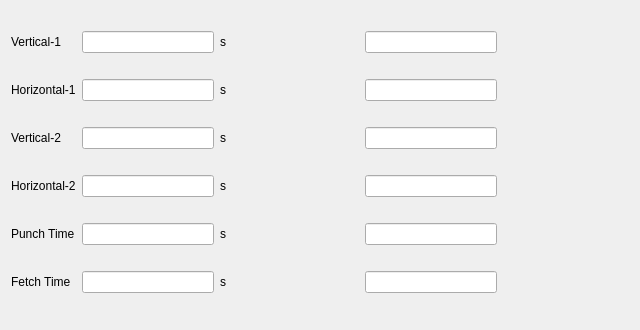
The window that hcsettings/ichctimeframe.ui (GaussCheng/2-5AxisPunch) describes before a commit, drawn with Qt 5.
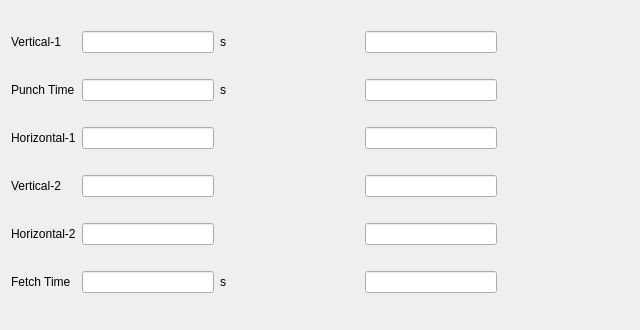
The same window after the commit. Custom widgets are drawn as their Qt base class.

The edit to the form file:
```diff
--- a/hcsettings/ichctimeframe.ui
+++ b/hcsettings/ichctimeframe.ui
@@ -20,83 +20,26 @@
    <enum>QFrame::Plain</enum>
   </property>
   <layout class="QGridLayout" name="gridLayout">
-   <item row="0" column="3">
-    <spacer name="horizontalSpacer_2">
-     <property name="orientation">
-      <enum>Qt::Horizontal</enum>
-     </property>
-     <property name="sizeHint" stdset="0">
-      <size>
-       <width>40</width>
-       <height>20</height>
-      </size>
-     </property>
-    </spacer>
-   </item>
-   <item row="3" column="2">
-    <widget class="QLabel" name="label_26">
+   <item row="0" column="2">
+    <widget class="QLabel" name="label_17">
      <property name="text">
       <string>s</string>
      </property>
     </widget>
    </item>
-   <item row="1" column="0">
-    <widget class="QLabel" name="label_2">
-     <property name="text">
-      <string>Horizontal-1</string>
-     </property>
-    </widget>
-   </item>
-   <item row="1" column="2">
-    <widget class="QLabel" name="label_18">
-     <property name="text">
-      <string>s</string>
-     </property>
-    </widget>
-   </item>
-   <item row="3" column="0">
+   <item row="4" column="0">
     <widget class="QLabel" name="label_8">
      <property name="text">
       <string>Horizontal-2</string>
      </property>
     </widget>
    </item>
-   <item row="2" column="2">
-    <widget class="QLabel" name="label_25">
-     <property name="text">
-      <string>s</string>
-     </property>
-    </widget>
-   </item>
-   <item row="0" column="5">
-    <spacer name="horizontalSpacer">
-     <property name="orientation">
-      <enum>Qt::Horizontal</enum>
-     </property>
-     <property name="sizeHint" stdset="0">
-      <size>
-       <width>40</width>
-       <height>20</height>
-      </size>
-     </property>
-    </spacer>
-   </item>
-   <item row="1" column="4">
-    <widget class="ICLineEditWithVirtualNumericKeypad" name="secondaryArmDownLineEdit"/>
+   <item row="0" column="1">
+    <widget class="ICLineEditWithVirtualNumericKeypad" name="mainArmUpEdit"/>
    </item>
    <item row="0" column="4">
     <widget class="ICLineEditWithVirtualNumericKeypad" name="secondaryArmUpLineEdit"/>
    </item>
-   <item row="2" column="0">
-    <widget class="QLabel" name="label_7">
-     <property name="text">
-      <string>Vertical-2</string>
-     </property>
-    </widget>
-   </item>
-   <item row="3" column="4">
-    <widget class="ICLineEditWithVirtualNumericKeypad" name="secondayGoBackwardLineEdit"/>
-   </item>
    <item row="0" column="0">
     <widget class="QLabel" name="label">
      <property name="text">
@@ -104,68 +47,125 @@
      </property>
     </widget>
    </item>
-   <item row="2" column="4">
-    <widget class="ICLineEditWithVirtualNumericKeypad" name="secondayGoForwardLineEdit"/>
-   </item>
-   <item row="0" column="2">
-    <widget class="QLabel" name="label_17">
-     <property name="text">
-      <string>s</string>
-     </property>
-    </widget>
-   </item>
    <item row="4" column="1">
-    <widget class="ICLineEditWithVirtualNumericKeypad" name="verticalineEdit"/>
+    <widget class="ICLineEditWithVirtualNumericKeypad" name="mainArmBackwardEdit"/>
    </item>
-   <item row="4" column="4">
-    <widget class="ICLineEditWithVirtualNumericKeypad" name="vertical2LineEdit"/>
+   <item row="4" column="2">
+    <widget class="QLabel" name="label_26">
+     <property name="text">
+      <string/>
+     </property>
+    </widget>
    </item>
-   <item row="5" column="1">
+   <item row="3" column="2">
+    <widget class="QLabel" name="label_25">
+     <property name="text">
+      <string/>
+     </property>
+    </widget>
+   </item>
+   <item row="6" column="1">
     <widget class="ICLineEditWithVirtualNumericKeypad" name="horizontal2LineEdit"/>
    </item>
-   <item row="5" column="4">
+   <item row="0" column="3">
+    <spacer name="horizontalSpacer_2">
+     <property name="orientation">
+      <enum>Qt::Horizontal</enum>
+     </property>
+     <property name="sizeHint" stdset="0">
+      <size>
+       <width>40</width>
+       <height>20</height>
+      </size>
+     </property>
+    </spacer>
+   </item>
+   <item row="0" column="5">
+    <spacer name="horizontalSpacer">
+     <property name="orientation">
+      <enum>Qt::Horizontal</enum>
+     </property>
+     <property name="sizeHint" stdset="0">
+      <size>
+       <width>40</width>
+       <height>20</height>
+      </size>
+     </property>
+    </spacer>
+   </item>
+   <item row="6" column="4">
     <widget class="ICLineEditWithVirtualNumericKeypad" name="horizontalLineEdit"/>
    </item>
-   <item row="0" column="1">
-    <widget class="ICLineEditWithVirtualNumericKeypad" name="mainArmUpEdit"/>
-   </item>
-   <item row="1" column="1">
-    <widget class="ICLineEditWithVirtualNumericKeypad" name="mainArmDownEdit"/>
-   </item>
    <item row="3" column="1">
-    <widget class="ICLineEditWithVirtualNumericKeypad" name="mainArmBackwardEdit"/>
-   </item>
-   <item row="2" column="1">
     <widget class="ICLineEditWithVirtualNumericKeypad" name="mainArmForwardEdit"/>
    </item>
-   <item row="4" column="2">
-    <widget class="QLabel" name="label_27">
+   <item row="2" column="1">
+    <widget class="ICLineEditWithVirtualNumericKeypad" name="mainArmDownEdit"/>
+   </item>
+   <item row="3" column="0">
+    <widget class="QLabel" name="label_7">
      <property name="text">
-      <string>s</string>
+      <string>Vertical-2</string>
      </property>
     </widget>
    </item>
-   <item row="4" column="0">
-    <widget class="QLabel" name="label_9">
+   <item row="2" column="0">
+    <widget class="QLabel" name="label_2">
      <property name="text">
-      <string>Punch Time</string>
+      <string>Horizontal-1</string>
      </property>
     </widget>
    </item>
-   <item row="5" column="0">
+   <item row="2" column="2">
+    <widget class="QLabel" name="label_18">
+     <property name="text">
+      <string/>
+     </property>
+    </widget>
+   </item>
+   <item row="6" column="0">
     <widget class="QLabel" name="label_10">
      <property name="text">
       <string>Fetch Time</string>
      </property>
     </widget>
    </item>
-   <item row="5" column="2">
+   <item row="6" column="2">
     <widget class="QLabel" name="label_28">
      <property name="text">
       <string>s</string>
      </property>
     </widget>
    </item>
+   <item row="1" column="0">
+    <widget class="QLabel" name="label_9">
+     <property name="text">
+      <string>Punch Time</string>
+     </property>
+    </widget>
+   </item>
+   <item row="1" column="1">
+    <widget class="ICLineEditWithVirtualNumericKeypad" name="verticalineEdit"/>
+   </item>
+   <item row="1" column="2">
+    <widget class="QLabel" name="label_27">
+     <property name="text">
+      <string>s</string>
+     </property>
+    </widget>
+   </item>
+   <item row="1" column="4">
+    <widget class="ICLineEditWithVirtualNumericKeypad" name="secondaryArmDownLineEdit"/>
+   </item>
+   <item row="2" column="4">
+    <widget class="ICLineEditWithVirtualNumericKeypad" name="secondayGoForwardLineEdit"/>
+   </item>
+   <item row="3" column="4">
+    <widget class="ICLineEditWithVirtualNumericKeypad" name="secondayGoBackwardLineEdit"/>
+   </item>
+   <item row="4" column="4">
+    <widget class="ICLineEditWithVirtualNumericKeypad" name="vertical2LineEdit"/>
+   </item>
   </layout>
  </widget>
  <customwidgets>
```
